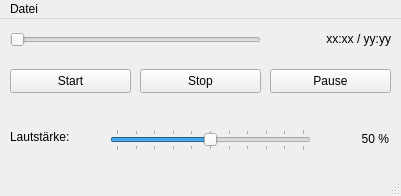
Old version of the form viewers/audioplayerwindow.ui in the repository striezel/qt-commander.
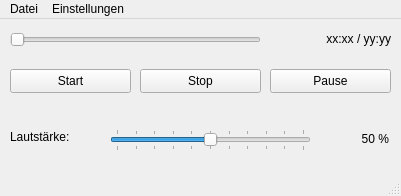
New version of the form. Icons and pictures are not drawn.

Commit message:
add settings for audio volume + automatic audio playback
Both values can now be saved and loaded as part of the
application settings. Default value for volume is 50 %.
Default value for automatic playback is not to play audio
automatically, because that can be a bit annoying when the volume
is too high.

Patch:
```diff
--- a/viewers/audioplayerwindow.ui
+++ b/viewers/audioplayerwindow.ui
@@ -170,7 +170,14 @@
     </property>
     <addaction name="actionClose"/>
    </widget>
+   <widget class="QMenu" name="menuSettings">
+    <property name="title">
+     <string>Einstellungen</string>
+    </property>
+    <addaction name="actionAutoPlayAudio"/>
+   </widget>
    <addaction name="menuFile"/>
+   <addaction name="menuSettings"/>
   </widget>
   <widget class="QStatusBar" name="statusbar"/>
   <action name="actionClose">
```
Left out of the diff: 8 changed lines with no effect on the pictures. The commit also changes 6 other files.
